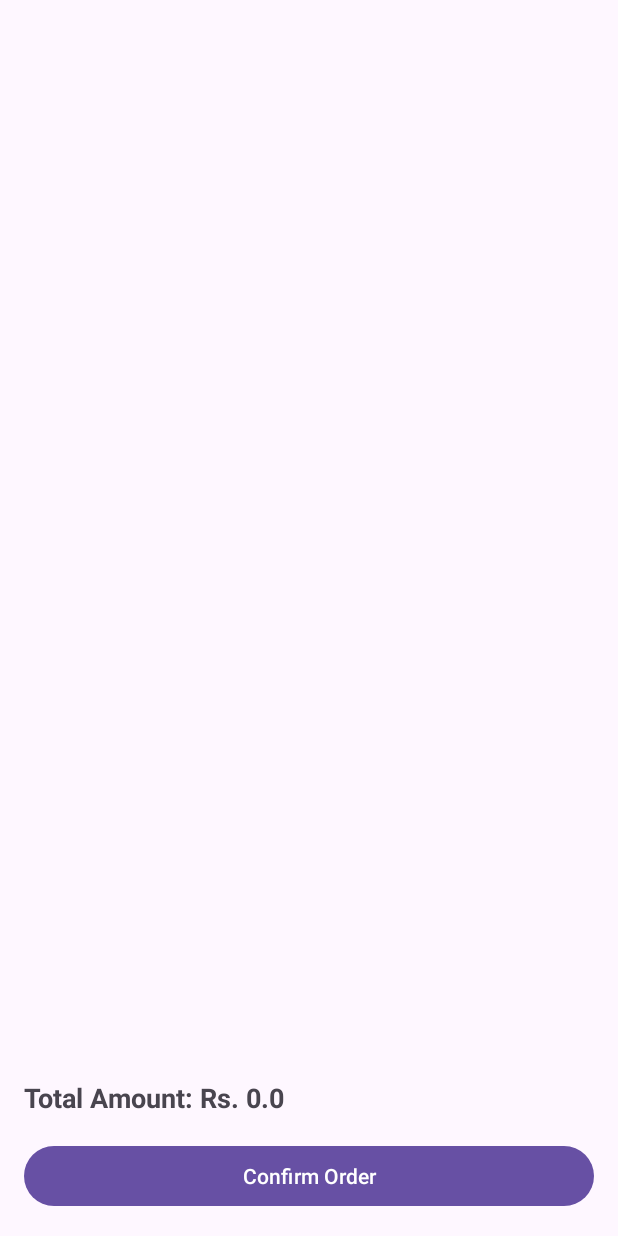
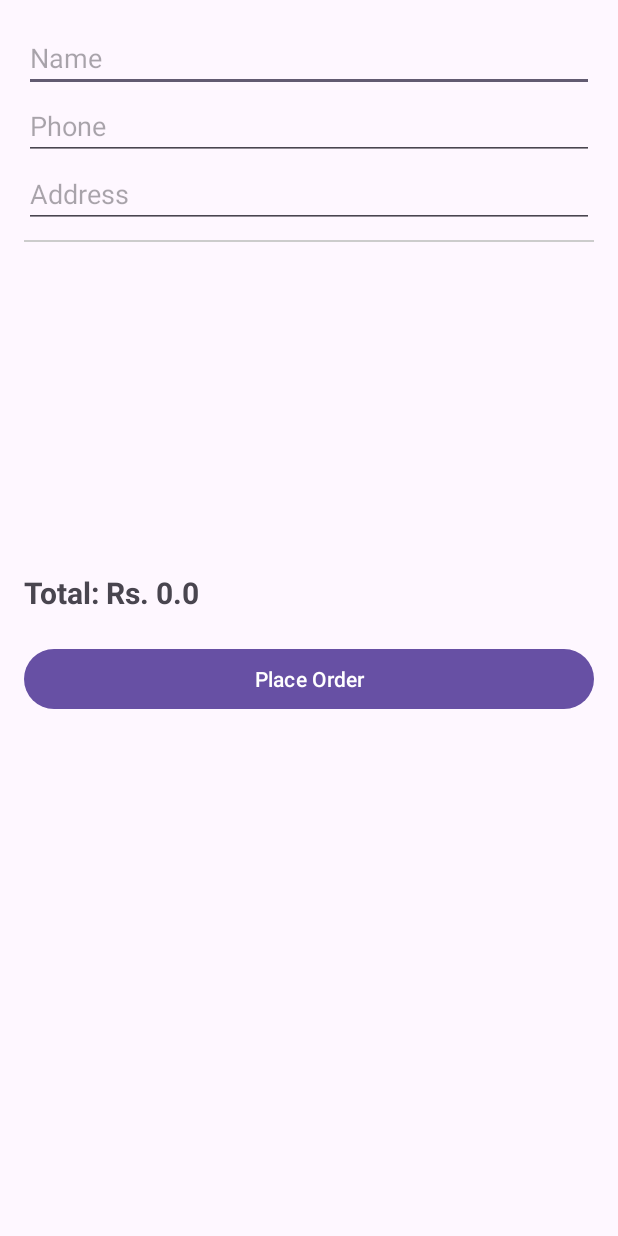
Before and after one commit to Kalpa-Mihiranga/MADCW_Pizza-Mania, an Android app: the CheckoutActivity screen opened directly, with no data from a screen before it, on a phone screen of 412 x 824 dp. Run offline under Robolectric (Android 15) with nearby library versions, the phone set to English and light mode, and no system bars; 1 statement that could not run was skipped.

Commit message:
product list update

```diff
--- a/app/src/main/java/com/example/pizzamania/CheckoutActivity.java
+++ b/app/src/main/java/com/example/pizzamania/CheckoutActivity.java
@@ -1,49 +1,112 @@
 package com.example.pizzamania;
 
+import android.content.Intent;
+import android.content.SharedPreferences;
+import android.database.Cursor;
 import android.os.Bundle;
-import android.view.View;
 import android.widget.Button;
+import android.widget.EditText;
 import android.widget.ListView;
 import android.widget.TextView;
-import android.widget.ArrayAdapter;
 import android.widget.Toast;
 
 import androidx.appcompat.app.AppCompatActivity;
 
-import java.util.ArrayList;
-
 public class CheckoutActivity extends AppCompatActivity {
 
+    EditText editCustomerName, editCustomerPhone, editCustomerAddress;
+    TextView txtTotalPrice;
     ListView listViewCheckout;
-    TextView txtTotal;
-    Button btnConfirmOrder;
+    Button btnPlaceOrder;
+
+    CartAdapter adapter;
+    SqliteHelper dbHelper;
+    int customerId = 1; // 👉 Replace with logged-in customer id from login session
+    String sessionEmail; // store logged-in email
 
     @Override
     protected void onCreate(Bundle savedInstanceState) {
         super.onCreate(savedInstanceState);
         setContentView(R.layout.activity_checkout);
 
+        editCustomerName = findViewById(R.id.editCustomerName);
+        editCustomerPhone = findViewById(R.id.editCustomerPhone);
+        editCustomerAddress = findViewById(R.id.editCustomerAddress);
+        txtTotalPrice = findViewById(R.id.txtTotalPrice);
         listViewCheckout = findViewById(R.id.listViewCheckout);
-        txtTotal = findViewById(R.id.txtTotal);
-        btnConfirmOrder = findViewById(R.id.btnConfirmOrder);
+        btnPlaceOrder = findViewById(R.id.btnPlaceOrder);
 
-        // Get data from CartActivity
-        ArrayList<String> cartItems = getIntent().getStringArrayListExtra("cartItems");
-        double totalPrice = getIntent().getDoubleExtra("totalPrice", 0);
+        dbHelper = new SqliteHelper(this);
 
-        if (cartItems != null && !cartItems.isEmpty()) {
-            ArrayAdapter<String> adapter = new ArrayAdapter<>(this, android.R.layout.simple_list_item_1, cartItems);
-            listViewCheckout.setAdapter(adapter);
-        }
+        // Get logged-in email from SharedPreferences
+        SharedPreferences sharedPreferences = getSharedPreferences("UserSession", MODE_PRIVATE);
+        sessionEmail = sharedPreferences.getString("email", null);
 
-        txtTotal.setText("Total Amount: Rs. " + totalPrice);
+        // Load customer info into EditTexts using session email
+        loadCustomerInfo(sessionEmail);
 
-        btnConfirmOrder.setOnClickListener(new View.OnClickListener() {
-            @Override
-            public void onClick(View v) {
-                Toast.makeText(CheckoutActivity.this, "Order Confirmed!", Toast.LENGTH_SHORT).show();
-                finish(); // Close activity after confirmation
+        // Show cart items
+        adapter = new CartAdapter(this, CartManager.getInstance().getCartItems());
+        listViewCheckout.setAdapter(adapter);
+
+        // Show total price
+        txtTotalPrice.setText("Total: Rs. " + CartManager.getInstance().getTotalPrice());
+
+        // Place Order Button
+        btnPlaceOrder.setOnClickListener(v -> {
+            String name = editCustomerName.getText().toString().trim();
+            String phone = editCustomerPhone.getText().toString().trim();
+            String address = editCustomerAddress.getText().toString().trim();
+
+            if (name.isEmpty() || phone.isEmpty() || address.isEmpty()) {
+                Toast.makeText(this, "Please fill all fields", Toast.LENGTH_SHORT).show();
+                return;
             }
+
+            // ✅ Update customer info before placing order
+            int rows = dbHelper.updateCustomer(customerId, name, "test@gmail.com", address, phone);
+            if (rows > 0) {
+                Toast.makeText(this, "Customer info updated", Toast.LENGTH_SHORT).show();
+            }
+
+            if (CartManager.getInstance().getCartItems().isEmpty()) {
+                Toast.makeText(this, "Cart is empty!", Toast.LENGTH_SHORT).show();
+                return;
+            }
+
+            // 👉 Save order to database (if you create orders table)
+            Toast.makeText(this, "✅ Order placed successfully!", Toast.LENGTH_LONG).show();
+
+            // Clear cart
+            CartManager.getInstance().clearCart();
+            adapter.notifyDataSetChanged();
+
+            // Go to payment gateway
+            Intent intent = new Intent(CheckoutActivity.this, PaymentGatewayActivity.class);
+            intent.putExtra("customerName", name);
+            intent.putExtra("customerPhone", phone);
+            intent.putExtra("customerAddress", address);
+            intent.putExtra("totalPrice", CartManager.getInstance().getTotalPrice());
+            startActivity(intent);
+            finish();
         });
     }
+
+    private void loadCustomerInfo(String email) {
+        Cursor cursor = dbHelper.getCustomerByEmail(email);
+        if (cursor != null && cursor.moveToFirst()) {
+            String name = cursor.getString(cursor.getColumnIndexOrThrow("customer_name"));
+            String phone = cursor.getString(cursor.getColumnIndexOrThrow("phone"));
+            String address = cursor.getString(cursor.getColumnIndexOrThrow("address"));
+
+            editCustomerName.setText(name);
+            editCustomerPhone.setText(phone);
+            editCustomerAddress.setText(address);
+
+            // Save customerId for update
+            customerId = cursor.getInt(cursor.getColumnIndexOrThrow("customer_ID"));
+
+            cursor.close();
+        }
+    }
 }
--- a/app/src/main/res/layout/activity_checkout.xml
+++ b/app/src/main/res/layout/activity_checkout.xml
@@ -1,29 +1,68 @@
 <?xml version="1.0" encoding="utf-8"?>
-<LinearLayout xmlns:android="http://schemas.android.com/apk/res/android"
-    android:orientation="vertical"
-    android:padding="16dp"
+<ScrollView xmlns:android="http://schemas.android.com/apk/res/android"
     android:layout_width="match_parent"
-    android:layout_height="match_parent">
+    android:layout_height="match_parent"
+    android:padding="16dp">
 
-    <ListView
-        android:id="@+id/listViewCheckout"
+    <LinearLayout
+        android:orientation="vertical"
         android:layout_width="match_parent"
-        android:layout_height="0dp"
-        android:layout_weight="1"/>
+        android:layout_height="wrap_content">
 
-    <TextView
-        android:id="@+id/txtTotal"
-        android:layout_width="match_parent"
-        android:layout_height="wrap_content"
-        android:text="Total Amount: Rs. 0"
-        android:textSize="18sp"
-        android:textStyle="bold"
-        android:layout_marginTop="8dp"/>
+        <!-- Editable Customer Info -->
+        <EditText
+            android:id="@+id/editCustomerName"
+            android:hint="Name"
+            android:textSize="18sp"
+            android:layout_width="match_parent"
+            android:layout_height="wrap_content"/>
 
-    <Button
-        android:id="@+id/btnConfirmOrder"
-        android:layout_width="match_parent"
-        android:layout_height="wrap_content"
-        android:text="Confirm Order"
-        android:layout_marginTop="16dp"/>
-</LinearLayout>
+        <EditText
+            android:id="@+id/editCustomerPhone"
+            android:hint="Phone"
+            android:inputType="phone"
+            android:textSize="18sp"
+            android:layout_width="match_parent"
+            android:layout_height="wrap_content"/>
+
+        <EditText
+            android:id="@+id/editCustomerAddress"
+            android:hint="Address"
+            android:textSize="18sp"
+            android:layout_width="match_parent"
+            android:layout_height="wrap_content"/>
+
+        <View
+            android:layout_width="match_parent"
+            android:layout_height="1dp"
+            android:background="#CCCCCC"
+            android:layout_marginTop="8dp"
+            android:layout_marginBottom="8dp"/>
+
+        <!-- Cart Items -->
+        <ListView
+            android:id="@+id/listViewCheckout"
+            android:layout_width="match_parent"
+            android:layout_height="200dp"
+            android:divider="@android:color/darker_gray"
+            android:dividerHeight="1dp"/>
+
+        <!-- Total Price -->
+        <TextView
+            android:id="@+id/txtTotalPrice"
+            android:text="Total: Rs. 0.00"
+            android:textSize="20sp"
+            android:textStyle="bold"
+            android:layout_marginTop="12dp"
+            android:layout_width="wrap_content"
+            android:layout_height="wrap_content"/>
+
+        <!-- Checkout Button -->
+        <Button
+            android:id="@+id/btnPlaceOrder"
+            android:text="Place Order"
+            android:layout_marginTop="20dp"
+            android:layout_width="match_parent"
+            android:layout_height="wrap_content"/>
+    </LinearLayout>
+</ScrollView>
```
Also changed, not shown: app/src/main/java/com/example/pizzamania/PaymentGatewayActivity.java (added, +38 -0 lines), app/src/main/res/layout/activity_payment_gateway.xml (added, +48 -0 lines).
